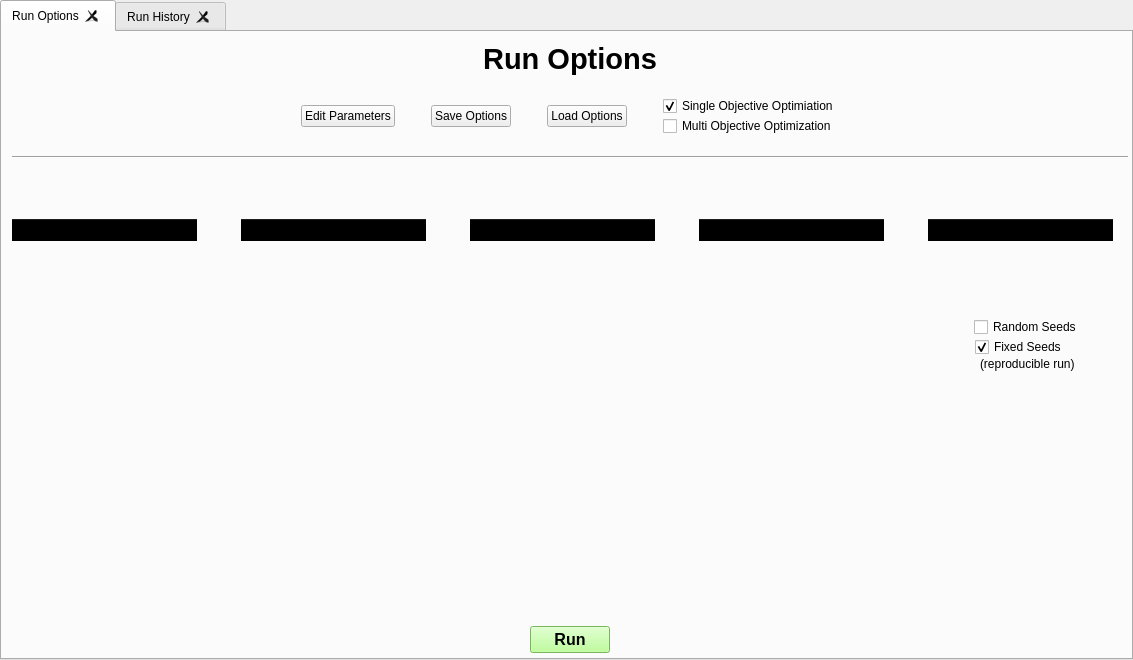
The window that frontend/designer_templates/main_window/fixed_tabs.ui (tomaslibanomonteiro/Thesis-code) describes before a commit, drawn with Qt 5.
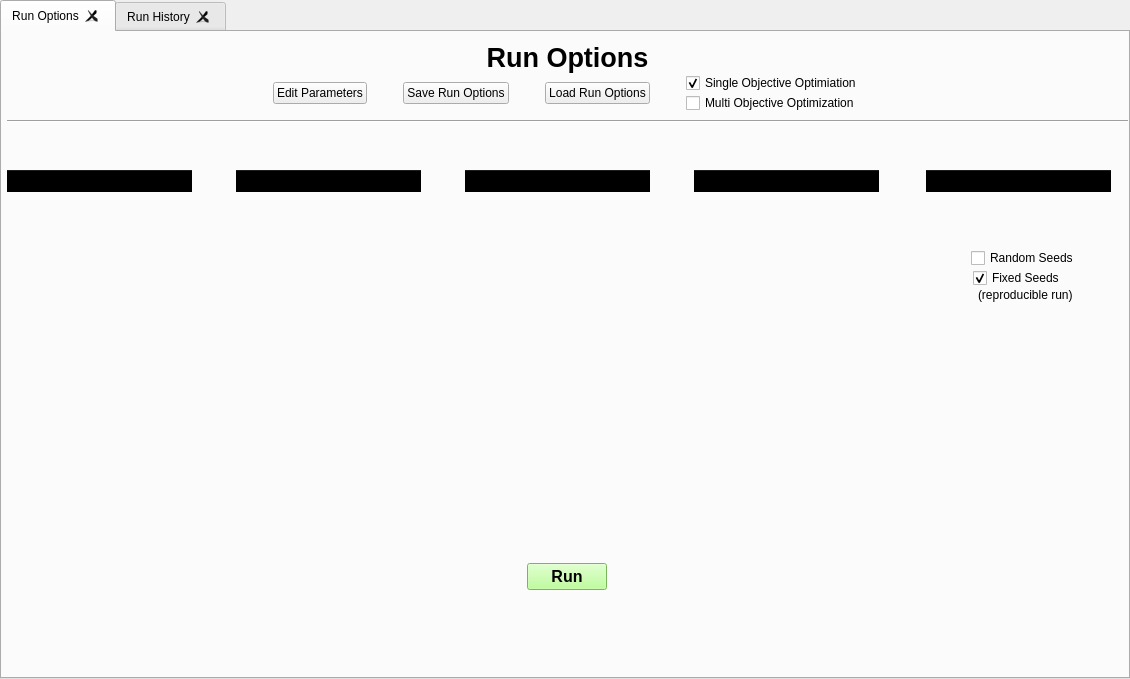
The same window after the commit.

Diff of the .ui file:
```diff
--- a/frontend/designer_templates/main_window/fixed_tabs.ui
+++ b/frontend/designer_templates/main_window/fixed_tabs.ui
@@ -6,10 +6,16 @@
    <rect>
     <x>0</x>
     <y>0</y>
-    <width>1133</width>
-    <height>660</height>
+    <width>1130</width>
+    <height>679</height>
    </rect>
   </property>
+  <property name="sizePolicy">
+   <sizepolicy hsizetype="Expanding" vsizetype="Expanding">
+    <horstretch>1</horstretch>
+    <verstretch>1</verstretch>
+   </sizepolicy>
+  </property>
   <property name="windowTitle">
    <string>TabWidget</string>
   </property>
@@ -29,66 +35,49 @@
    <widget class="QWidget" name="verticalLayoutWidget">
     <property name="geometry">
      <rect>
-      <x>10</x>
-      <y>10</y>
-      <width>1116</width>
-      <height>611</height>
+      <x>5</x>
+      <y>0</y>
+      <width>1121</width>
+      <height>641</height>
      </rect>
     </property>
     <layout class="QVBoxLayout" name="verticalLayout">
      <property name="spacing">
-      <number>20</number>
-     </property>
-     <property name="sizeConstraint">
-      <enum>QLayout::SetDefaultConstraint</enum>
+      <number>7</number>
      </property>
      <property name="topMargin">
-      <number>0</number>
+      <number>10</number>
      </property>
      <property name="bottomMargin">
       <number>0</number>
      </property>
      <item>
-      <layout class="QVBoxLayout" name="verticalLayout_2">
+      <layout class="QVBoxLayout" name="verticalLayout_4">
+       <property name="spacing">
+        <number>0</number>
+       </property>
        <item>
-        <layout class="QHBoxLayout" name="horizontalLayout_4">
-         <property name="spacing">
-          <number>36</number>
+        <widget class="QLabel" name="label_2">
+         <property name="font">
+          <font>
+           <pointsize>18</pointsize>
+           <weight>75</weight>
+           <bold>true</bold>
+          </font>
          </property>
-         <item>
-          <spacer name="horizontalSpacer_5">
-           <property name="orientation">
-            <enum>Qt::Horizontal</enum>
-           </property>
-           <property name="sizeHint" stdset="0">
-            <size>
-             <width>40</width>
-             <height>20</height>
-            </size>
-           </property>
-          </spacer>
-         </item>
-         <item>
-          <widget class="QLabel" name="label_9">
-           <property name="text">
-            <string>&lt;html&gt;&lt;head/&gt;&lt;body&gt;&lt;p align=&quot;center&quot;&gt;&lt;span style=&quot; font-size:22pt; font-weight:600;&quot;&gt;Run Options&lt;/span&gt;&lt;/p&gt;&lt;/body&gt;&lt;/html&gt;</string>
-           </property>
-          </widget>
-         </item>
-         <item>
-          <spacer name="horizontalSpacer_6">
-           <property name="orientation">
-            <enum>Qt::Horizontal</enum>
-           </property>
-           <property name="sizeHint" stdset="0">
-            <size>
-             <width>40</width>
-             <height>20</height>
-            </size>
-           </property>
-          </spacer>
-         </item>
-        </layout>
+         <property name="text">
+          <string>&lt;html&gt;&lt;head/&gt;&lt;body&gt;&lt;p&gt;&lt;span style=&quot; font-size:20pt;&quot;&gt;Run Options&lt;/span&gt;&lt;/p&gt;&lt;/body&gt;&lt;/html&gt;</string>
+         </property>
+         <property name="textFormat">
+          <enum>Qt::AutoText</enum>
+         </property>
+         <property name="scaledContents">
+          <bool>false</bool>
+         </property>
+         <property name="alignment">
+          <set>Qt::AlignCenter</set>
+         </property>
+        </widget>
        </item>
        <item>
         <layout class="QHBoxLayout" name="horizontalLayout_5">
@@ -124,7 +113,7 @@
             <bool>true</bool>
            </property>
            <property name="text">
-            <string>Save Options</string>
+            <string>Save Run Options</string>
            </property>
           </widget>
          </item>
@@ -134,7 +123,7 @@
             <bool>true</bool>
            </property>
            <property name="text">
-            <string>Load Options</string>
+            <string>Load Run Options</string>
            </property>
           </widget>
          </item>
@@ -187,6 +176,10 @@
          </item>
         </layout>
        </item>
+      </layout>
+     </item>
+     <item>
+      <layout class="QVBoxLayout" name="verticalLayout_2">
        <item>
         <widget class="Line" name="line_2">
          <property name="orientation">
@@ -681,9 +674,6 @@
            <property name="topMargin">
             <number>0</number>
            </property>
-           <property name="bottomMargin">
-            <number>170</number>
-           </property>
            <item alignment="Qt::AlignHCenter|Qt::AlignTop">
             <widget class="QTableWidget" name="n_seeds_table">
              <property name="sizePolicy">
@@ -780,14 +770,17 @@
             </widget>
            </item>
            <item>
-            <spacer name="verticalSpacer_4">
+            <spacer name="verticalSpacer_6">
              <property name="orientation">
               <enum>Qt::Vertical</enum>
              </property>
+             <property name="sizeType">
+              <enum>QSizePolicy::Fixed</enum>
+             </property>
              <property name="sizeHint" stdset="0">
               <size>
                <width>20</width>
-               <height>30</height>
+               <height>10</height>
               </size>
              </property>
             </spacer>
@@ -826,6 +819,19 @@
              </property>
             </widget>
            </item>
+           <item>
+            <spacer name="verticalSpacer_4">
+             <property name="orientation">
+              <enum>Qt::Vertical</enum>
+             </property>
+             <property name="sizeHint" stdset="0">
+              <size>
+               <width>20</width>
+               <height>40</height>
+              </size>
+             </property>
+            </spacer>
+           </item>
           </layout>
          </item>
         </layout>
@@ -1286,6 +1292,19 @@
        </property>
       </widget>
      </item>
+     <item>
+      <spacer name="verticalSpacer_5">
+       <property name="orientation">
+        <enum>Qt::Vertical</enum>
+       </property>
+       <property name="sizeHint" stdset="0">
+        <size>
+         <width>20</width>
+         <height>40</height>
+        </size>
+       </property>
+      </spacer>
+     </item>
     </layout>
    </widget>
   </widget>
```
Left out of the diff: 46 changed lines with no effect on the pictures.
